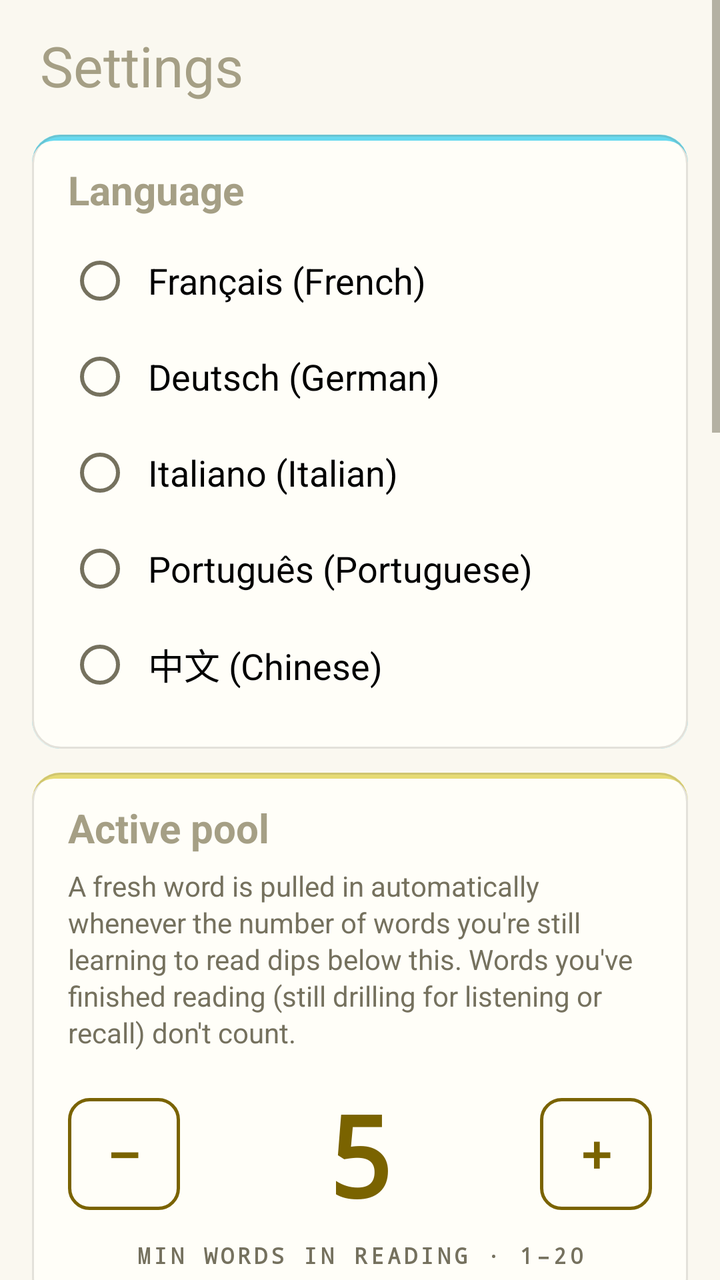
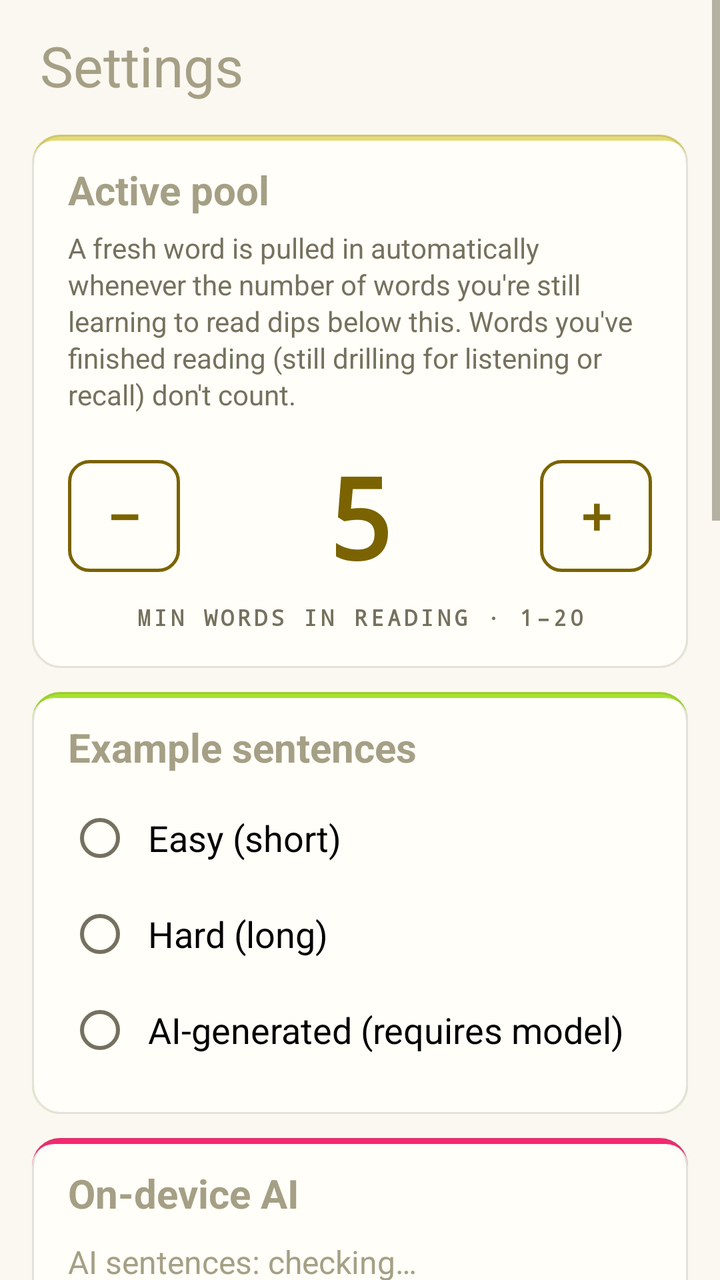

Before-and-after screenshots of an Android layout around one commit, followed by the original layout XML and the change that was made.
<!-- AndroidManifest.xml: application theme Theme.MyApplication -->
<!-- res/layout/activity_settings.xml -->
<?xml version="1.0" encoding="utf-8"?>
<ScrollView xmlns:android="http://schemas.android.com/apk/res/android"
    android:layout_width="match_parent"
    android:layout_height="match_parent"
    android:fillViewport="true">

<LinearLayout
    android:id="@+id/contentRoot"
    android:layout_width="match_parent"
    android:layout_height="wrap_content"
    android:orientation="vertical"
    android:paddingHorizontal="16dp"
    android:paddingTop="14dp"
    android:paddingBottom="24dp">

    <TextView
        android:layout_width="wrap_content"
        android:layout_height="wrap_content"
        android:accessibilityHeading="true"
        android:text="Settings"
        android:textSize="28sp"
        android:layout_marginStart="4dp"
        android:layout_marginBottom="16dp" />

    
    <LinearLayout
        android:layout_width="match_parent"
        android:layout_height="wrap_content"
        android:background="@drawable/bg_card_cyan"
        android:orientation="vertical"
        android:paddingHorizontal="18dp"
        android:paddingTop="14dp"
        android:paddingBottom="18dp">

        <TextView
            android:layout_width="wrap_content"
            android:layout_height="wrap_content"
            android:accessibilityHeading="true"
            android:labelFor="@+id/languageRadioGroup"
            android:text="Language"
            android:textSize="20sp"
            android:textStyle="bold"
            android:layout_marginBottom="8dp" />

        <RadioGroup
            android:id="@+id/languageRadioGroup"
            android:layout_width="match_parent"
            android:layout_height="wrap_content">

            <RadioButton
                android:id="@+id/radioFrench"
                android:layout_width="wrap_content"
                android:layout_height="wrap_content"
                android:text="Français (French)"
                android:textSize="18sp"
                android:padding="8dp" />

            <RadioButton
                android:id="@+id/radioGerman"
                android:layout_width="wrap_content"
                android:layout_height="wrap_content"
                android:text="Deutsch (German)"
                android:textSize="18sp"
                android:padding="8dp" />

            <RadioButton
                android:id="@+id/radioItalian"
                android:layout_width="wrap_content"
                android:layout_height="wrap_content"
                android:text="Italiano (Italian)"
                android:textSize="18sp"
                android:padding="8dp" />

            <RadioButton
                android:id="@+id/radioPortuguese"
                android:layout_width="wrap_content"
                android:layout_height="wrap_content"
                android:text="Português (Portuguese)"
                android:textSize="18sp"
                android:padding="8dp" />

            <RadioButton
                android:id="@+id/radioChinese"
                android:layout_width="wrap_content"
                android:layout_height="wrap_content"
                android:text="中文 (Chinese)"
                android:textSize="18sp"
                android:padding="8dp" />
        </RadioGroup>
    </LinearLayout>

    
    <LinearLayout
        android:layout_width="match_parent"
        android:layout_height="wrap_content"
        android:layout_marginTop="12dp"
        android:background="@drawable/bg_card_yellow"
        android:orientation="vertical"
        android:paddingHorizontal="18dp"
        android:paddingTop="14dp"
        android:paddingBottom="18dp">

        <TextView
            android:layout_width="wrap_content"
            android:layout_height="wrap_content"
            android:accessibilityHeading="true"
            android:text="Active pool"
            android:textSize="20sp"
            android:textStyle="bold"
            android:layout_marginBottom="6dp" />

        <TextView
            android:layout_width="match_parent"
            android:layout_height="wrap_content"
            android:text="A fresh word is pulled in automatically whenever the number of words you're still learning to read dips below this. Words you've finished reading (still drilling for listening or recall) don't count."
            android:textSize="14sp"
            android:textColor="?android:attr/textColorSecondary"
            android:lineSpacingExtra="2sp" />

        
        <LinearLayout
            android:layout_width="match_parent"
            android:layout_height="wrap_content"
            android:layout_marginTop="14dp"
            android:gravity="center_vertical"
            android:orientation="horizontal">

            <TextView
                android:id="@+id/autoAddDecreaseButton"
                android:layout_width="56dp"
                android:layout_height="56dp"
                android:background="@drawable/bg_stepper_button_yellow"
                android:clickable="true"
                android:contentDescription="Decrease minimum active words"
                android:focusable="true"
                android:fontFamily="monospace"
                android:gravity="center"
                android:text="−"
                android:textColor="@color/auto_add_color"
                android:textSize="28sp"
                android:textStyle="bold" />

            <TextView
                android:id="@+id/autoAddValueText"
                android:layout_width="0dp"
                android:layout_height="wrap_content"
                android:layout_weight="1"
                android:accessibilityLiveRegion="polite"
                android:fontFamily="monospace"
                android:gravity="center"
                android:text="5"
                android:textColor="@color/auto_add_color"
                android:textSize="56sp"
                android:textStyle="bold" />

            <TextView
                android:id="@+id/autoAddIncreaseButton"
                android:layout_width="56dp"
                android:layout_height="56dp"
                android:background="@drawable/bg_stepper_button_yellow"
                android:clickable="true"
                android:contentDescription="Increase minimum active words"
                android:focusable="true"
                android:fontFamily="monospace"
                android:gravity="center"
                android:text="+"
                android:textColor="@color/auto_add_color"
                android:textSize="28sp"
                android:textStyle="bold" />
        </LinearLayout>

        <TextView
            style="@style/CardEyebrow"
            android:layout_width="match_parent"
            android:layout_marginTop="6dp"
            android:gravity="center"
            android:text="MIN WORDS IN READING · 1–20" />
    </LinearLayout>

    
    <LinearLayout
        android:layout_width="match_parent"
        android:layout_height="wrap_content"
        android:layout_marginTop="12dp"
        android:background="@drawable/bg_card_green"
        android:orientation="vertical"
        android:paddingHorizontal="18dp"
        android:paddingTop="14dp"
        android:paddingBottom="18dp">

        <TextView
            android:layout_width="wrap_content"
            android:layout_height="wrap_content"
            android:accessibilityHeading="true"
            android:labelFor="@+id/sentenceSourceRadioGroup"
            android:text="Example sentences"
            android:textSize="20sp"
            android:textStyle="bold"
            android:layout_marginBottom="8dp" />

        <RadioGroup
            android:id="@+id/sentenceSourceRadioGroup"
            android:layout_width="match_parent"
            android:layout_height="wrap_content">

            <RadioButton
                android:id="@+id/radioSentenceEasy"
                android:layout_width="wrap_content"
                android:layout_height="wrap_content"
                android:text="Easy (short)"
                android:textSize="18sp"
                android:padding="8dp" />

            <RadioButton
                android:id="@+id/radioSentenceHard"
                android:layout_width="wrap_content"
                android:layout_height="wrap_content"
                android:text="Hard (long)"
                android:textSize="18sp"
                android:padding="8dp" />

            <RadioButton
                android:id="@+id/radioSentenceLlm"
                android:layout_width="wrap_content"
                android:layout_height="wrap_content"
                android:text="AI-generated (requires model)"
                android:textSize="18sp"
                android:padding="8dp" />
        </RadioGroup>
    </LinearLayout>

    
    <LinearLayout
        android:layout_width="match_parent"
        android:layout_height="wrap_content"
        android:layout_marginTop="12dp"
        android:background="@drawable/bg_card_pink"
        android:orientation="vertical"
        android:paddingHorizontal="18dp"
        android:paddingTop="14dp"
        android:paddingBottom="18dp">

        <TextView
            android:layout_width="wrap_content"
            android:layout_height="wrap_content"
            android:accessibilityHeading="true"
            android:text="On-device AI"
            android:textSize="20sp"
            android:textStyle="bold"
            android:layout_marginBottom="6dp" />

        <TextView
            android:id="@+id/aiStatusText"
            android:layout_width="match_parent"
            android:layout_height="wrap_content"
            android:text="AI sentences: checking…"
            android:textSize="16sp"
            android:paddingVertical="4dp" />

        <TextView
            android:id="@+id/aiStatusDetail"
            android:layout_width="match_parent"
            android:layout_height="wrap_content"
            android:text=""
            android:textSize="12sp"
            android:textColor="?android:attr/textColorSecondary"
            android:fontFamily="monospace"
            android:visibility="gone" />

        <LinearLayout
            android:layout_width="match_parent"
            android:layout_height="wrap_content"
            android:layout_marginTop="4dp"
            android:orientation="horizontal">

            <Button
                android:id="@+id/aiDownloadButton"
                android:layout_width="wrap_content"
                android:layout_height="wrap_content"
                android:text="Download model"
                android:visibility="gone" />

            <Button
                android:id="@+id/aiCancelButton"
                android:layout_width="wrap_content"
                android:layout_height="wrap_content"
                android:text="Cancel"
                android:layout_marginStart="8dp"
                android:visibility="gone" />

            <Button
                android:id="@+id/aiRetryButton"
                android:layout_width="wrap_content"
                android:layout_height="wrap_content"
                android:text="Retry"
                android:layout_marginStart="8dp"
                android:visibility="gone" />

            <Button
                android:id="@+id/aiDeleteButton"
                android:layout_width="wrap_content"
                android:layout_height="wrap_content"
                android:text="Delete model"
                android:layout_marginStart="8dp"
                android:visibility="gone" />
        </LinearLayout>

        
        <LinearLayout
            android:layout_width="match_parent"
            android:layout_height="wrap_content"
            android:layout_marginTop="14dp"
            android:gravity="center_vertical"
            android:orientation="horizontal">

            <TextView
                android:layout_width="32dp"
                android:layout_height="wrap_content"
                android:gravity="center"
                android:text="💡"
                android:textSize="20sp" />

            <TextView
                android:layout_width="0dp"
                android:layout_height="wrap_content"
                android:layout_marginStart="10dp"
                android:layout_weight="1"
                android:lineSpacingExtra="2sp"
                android:text="The Hint button generates fresh example sentences on-device using a small AI model."
                android:textColor="?android:attr/textColorPrimary"
                android:textSize="14sp" />
        </LinearLayout>

        <LinearLayout
            android:layout_width="match_parent"
            android:layout_height="wrap_content"
            android:layout_marginTop="10dp"
            android:gravity="center_vertical"
            android:orientation="horizontal">

            <TextView
                android:layout_width="32dp"
                android:layout_height="wrap_content"
                android:gravity="center"
                android:text="📦"
                android:textSize="20sp" />

            <TextView
                android:layout_width="0dp"
                android:layout_height="wrap_content"
                android:layout_marginStart="10dp"
                android:layout_weight="1"
                android:lineSpacingExtra="2sp"
                android:text="Downloaded once (~2.6 GB), then runs locally on the device GPU — no network after that."
                android:textColor="?android:attr/textColorPrimary"
                android:textSize="14sp" />
        </LinearLayout>

        <LinearLayout
            android:layout_width="match_parent"
            android:layout_height="wrap_content"
            android:layout_marginTop="10dp"
            android:gravity="center_vertical"
            android:orientation="horizontal">

            <TextView
                android:layout_width="32dp"
                android:layout_height="wrap_content"
                android:gravity="center"
                android:text="📄"
                android:textSize="20sp" />

            <TextView
                android:layout_width="0dp"
                android:layout_height="wrap_content"
                android:layout_marginStart="10dp"
                android:layout_weight="1"
                android:lineSpacingExtra="2sp"
                android:text="Without the model, the built-in CSV sentences are used instead."
                android:textColor="?android:attr/textColorPrimary"
                android:textSize="14sp" />
        </LinearLayout>
    </LinearLayout>

    
    <LinearLayout
        android:layout_width="match_parent"
        android:layout_height="wrap_content"
        android:layout_marginTop="12dp"
        android:background="@drawable/bg_card_orange"
        android:orientation="vertical"
        android:paddingHorizontal="18dp"
        android:paddingTop="14dp"
        android:paddingBottom="18dp">

        <TextView
            android:layout_width="wrap_content"
            android:layout_height="wrap_content"
            android:accessibilityHeading="true"
            android:text="Streak"
            android:textSize="20sp"
            android:textStyle="bold"
            android:layout_marginBottom="6dp" />

        <TextView
            android:id="@+id/streakStatsText"
            android:layout_width="match_parent"
            android:layout_height="wrap_content"
            android:text=""
            android:textSize="16sp"
            android:paddingVertical="4dp" />

        <androidx.appcompat.widget.SwitchCompat
            android:id="@+id/streakReminderSwitch"
            android:layout_width="match_parent"
            android:layout_height="wrap_content"
            android:layout_marginTop="4dp"
            android:text="Daily reminder if streak is at risk"
            android:textSize="16sp"
            android:paddingVertical="4dp" />

        <LinearLayout
            android:layout_width="match_parent"
            android:layout_height="wrap_content"
            android:layout_marginTop="4dp"
            android:orientation="horizontal"
            android:gravity="center_vertical">

            <TextView
                android:layout_width="0dp"
                android:layout_height="wrap_content"
                android:layout_weight="1"
                android:text="Reminder time"
                android:textSize="16sp" />

            <Button
                android:id="@+id/streakReminderTimeButton"
                android:layout_width="wrap_content"
                android:layout_height="wrap_content"
                android:text="21:00" />
        </LinearLayout>

        <TextView
            android:layout_width="match_parent"
            android:layout_height="wrap_content"
            android:layout_marginTop="6dp"
            android:text="A notification fires at this time only when you have a streak going and haven't practiced yet today."
            android:textSize="13sp"
            android:textColor="?android:attr/textColorSecondary" />
    </LinearLayout>

    
    <LinearLayout
        android:layout_width="match_parent"
        android:layout_height="wrap_content"
        android:layout_marginTop="12dp"
        android:background="@drawable/bg_card_plain"
        android:orientation="vertical"
        android:paddingHorizontal="18dp"
        android:paddingTop="14dp"
        android:paddingBottom="18dp">

        <TextView
            android:layout_width="wrap_content"
            android:layout_height="wrap_content"
            android:accessibilityHeading="true"
            android:text="Backup &amp; restore"
            android:textSize="20sp"
            android:textStyle="bold"
            android:layout_marginBottom="6dp" />

        <TextView
            android:layout_width="match_parent"
            android:layout_height="wrap_content"
            android:text="Save all your progress — per-word stats, streak, daily counts and settings — to a file, then load it back on a new install. The downloadable AI model isn't included."
            android:textSize="14sp"
            android:textColor="?android:attr/textColorSecondary"
            android:lineSpacingExtra="2sp" />

        <LinearLayout
            android:layout_width="match_parent"
            android:layout_height="wrap_content"
            android:layout_marginTop="12dp"
            android:orientation="horizontal">

            <Button
                android:id="@+id/exportProgressButton"
                android:layout_width="0dp"
                android:layout_height="wrap_content"
                android:layout_weight="1"
                android:text="Export" />

            <Button
                android:id="@+id/importProgressButton"
                android:layout_width="0dp"
                android:layout_height="wrap_content"
                android:layout_weight="1"
                android:layout_marginStart="8dp"
                android:text="Import" />
        </LinearLayout>
    </LinearLayout>

    
    <LinearLayout
        android:layout_width="match_parent"
        android:layout_height="wrap_content"
        android:layout_marginTop="12dp"
        android:background="@drawable/bg_card_purple"
        android:orientation="vertical"
        android:paddingHorizontal="18dp"
        android:paddingTop="14dp"
        android:paddingBottom="18dp">

        <TextView
            android:layout_width="wrap_content"
            android:layout_height="wrap_content"
            android:accessibilityHeading="true"
            android:text="Reset progress"
            android:textSize="20sp"
            android:textStyle="bold"
            android:layout_marginBottom="6dp" />

        <TextView
            android:layout_width="match_parent"
            android:layout_height="wrap_content"
            android:labelFor="@+id/resetLanguageSpinner"
            android:text="Language to reset"
            android:textSize="14sp"
            android:textColor="?android:attr/textColorSecondary" />

        <Spinner
            android:id="@+id/resetLanguageSpinner"
            android:layout_width="match_parent"
            android:layout_height="wrap_content"
            android:layout_marginTop="4dp"
            android:layout_marginBottom="10dp" />

        <Button
            android:id="@+id/resetProgressButton"
            android:layout_width="wrap_content"
            android:layout_height="wrap_content"
            android:text="Reset progress"
            android:textColor="@color/on_danger"
            android:backgroundTint="@color/danger" />

        <TextView
            android:layout_width="match_parent"
            android:layout_height="wrap_content"
            android:layout_marginTop="8dp"
            android:text="Permanently deletes all learned/hard flags and quiz stats for the chosen language. This cannot be undone."
            android:textSize="13sp"
            android:textColor="?android:attr/textColorSecondary" />
    </LinearLayout>
</LinearLayout>
</ScrollView>
<!-- resources referenced by this layout -->
<resources>
  <color name="auto_add_color">#7A6300</color>
  <color name="danger">#C62828</color>
  <color name="on_danger">#FFFFFFFF</color>
  <!-- drawable bg_card_cyan (drawable) -->
  <?xml version="1.0" encoding="utf-8"?>
  <layer-list xmlns:android="http://schemas.android.com/apk/res/android">
      
      <item>
          <shape android:shape="rectangle">
              <corners android:radius="14dp" />
              <solid android:color="@color/monokai_cyan" />
          </shape>
      </item>
      
      <item android:top="3dp">
          <shape android:shape="rectangle">
              <corners
                  android:topLeftRadius="11dp"
                  android:topRightRadius="11dp"
                  android:bottomLeftRadius="14dp"
                  android:bottomRightRadius="14dp" />
              <solid android:color="@color/card_surface" />
          </shape>
      </item>
      
      <item>
          <shape android:shape="rectangle">
              <corners android:radius="14dp" />
              <stroke android:width="1dp" android:color="@color/card_edge" />
          </shape>
      </item>
  </layer-list>
  <!-- drawable bg_card_plain (drawable) -->
  <?xml version="1.0" encoding="utf-8"?>
  <shape xmlns:android="http://schemas.android.com/apk/res/android"
      android:shape="rectangle">
      <corners android:radius="14dp" />
      <solid android:color="@color/card_surface" />
      <stroke android:width="1dp" android:color="@color/card_edge" />
  </shape>
  <!-- drawable bg_stepper_button_yellow (drawable) -->
  <?xml version="1.0" encoding="utf-8"?>
  <selector xmlns:android="http://schemas.android.com/apk/res/android">
      <item android:state_pressed="true">
          <shape android:shape="rectangle">
              <corners android:radius="10dp" />
              <solid android:color="#33E6DB74" />
              <stroke android:width="1.5dp" android:color="@color/auto_add_color" />
          </shape>
      </item>
      <item>
          <shape android:shape="rectangle">
              <corners android:radius="10dp" />
              <solid android:color="@android:color/transparent" />
              <stroke android:width="1.5dp" android:color="@color/auto_add_color" />
          </shape>
      </item>
  </selector>
  <style name="CardEyebrow">
          <item name="android:layout_width">wrap_content</item>
          <item name="android:layout_height">wrap_content</item>
          <item name="android:fontFamily">monospace</item>
          <item name="android:textSize">11sp</item>
          <item name="android:letterSpacing">0.15</item>
          <item name="android:textStyle">bold</item>
          <item name="android:textColor">@color/card_eyebrow</item>
      </style>
  <color name="monokai_cyan">#66D9EF</color>
  <color name="card_surface">#FFFEF8</color>
  <color name="card_edge">#33756F5E</color>
  <color name="monokai_green">#A6E22E</color>
  <color name="monokai_orange">#FD971F</color>
  <color name="monokai_pink">#F92672</color>
  <color name="monokai_purple">#AE81FF</color>
  <color name="monokai_yellow">#E6DB74</color>
  <color name="card_eyebrow">#75715E</color>
  <color name="monokai_pink_dark">#C71B5C</color>
  <color name="white">#FFFFFFFF</color>
  <color name="monokai_cyan_dark">#3FB8D1</color>
  <color name="monokai_bg">#272822</color>
  <color name="cream_surface">#FAF8F0</color>
  <color name="black">#FF000000</color>
  <color name="monokai_comment">#75715E</color>
  <color name="monokai_comment_light">#A59F85</color>
  <style name="Widget.MyApplication.ActionBar" parent="Widget.AppCompat.ActionBar.Solid">
          <item name="background">@color/monokai_bg</item>
          <item name="elevation">2dp</item>
      </style>
  <!-- unchanged entries left out for length: 6 -->
</resources>

<!-- the commit's change to res/layout/activity_settings.xml (unified diff, before → after) -->
@@ -26,74 +26,6 @@
     <LinearLayout
         android:layout_width="match_parent"
         android:layout_height="wrap_content"
-        android:background="@drawable/bg_card_cyan"
-        android:orientation="vertical"
-        android:paddingHorizontal="18dp"
-        android:paddingTop="14dp"
-        android:paddingBottom="18dp">
-
-        <TextView
-            android:layout_width="wrap_content"
-            android:layout_height="wrap_content"
-            android:accessibilityHeading="true"
-            android:labelFor="@+id/languageRadioGroup"
-            android:text="Language"
-            android:textSize="20sp"
-            android:textStyle="bold"
-            android:layout_marginBottom="8dp" />
-
-        <RadioGroup
-            android:id="@+id/languageRadioGroup"
-            android:layout_width="match_parent"
-            android:layout_height="wrap_content">
-
-            <RadioButton
-                android:id="@+id/radioFrench"
-                android:layout_width="wrap_content"
-                android:layout_height="wrap_content"
-                android:text="Français (French)"
-                android:textSize="18sp"
-                android:padding="8dp" />
-
-            <RadioButton
-                android:id="@+id/radioGerman"
-                android:layout_width="wrap_content"
-                android:layout_height="wrap_content"
-                android:text="Deutsch (German)"
-                android:textSize="18sp"
-                android:padding="8dp" />
-
-            <RadioButton
-                android:id="@+id/radioItalian"
-                android:layout_width="wrap_content"
-                android:layout_height="wrap_content"
-                android:text="Italiano (Italian)"
-                android:textSize="18sp"
-                android:padding="8dp" />
-
-            <RadioButton
-                android:id="@+id/radioPortuguese"
-                android:layout_width="wrap_content"
-                android:layout_height="wrap_content"
-                android:text="Português (Portuguese)"
-                android:textSize="18sp"
-                android:padding="8dp" />
-
-            <RadioButton
-                android:id="@+id/radioChinese"
-                android:layout_width="wrap_content"
-                android:layout_height="wrap_content"
-                android:text="中文 (Chinese)"
-                android:textSize="18sp"
-                android:padding="8dp" />
-        </RadioGroup>
-    </LinearLayout>
-
-    
-    <LinearLayout
-        android:layout_width="match_parent"
-        android:layout_height="wrap_content"
-        android:layout_marginTop="12dp"
         android:background="@drawable/bg_card_yellow"
         android:orientation="vertical"
         android:paddingHorizontal="18dp"
<!-- resource entries referenced after the edit -->
@@ -3,35 +3,6 @@
   <color name="auto_add_color">#7A6300</color>
   <color name="danger">#C62828</color>
   <color name="on_danger">#FFFFFFFF</color>
-  <!-- drawable bg_card_cyan (drawable) -->
-  <?xml version="1.0" encoding="utf-8"?>
-  <layer-list xmlns:android="http://schemas.android.com/apk/res/android">
-      
-      <item>
-          <shape android:shape="rectangle">
-              <corners android:radius="14dp" />
-              <solid android:color="@color/monokai_cyan" />
-          </shape>
-      </item>
-      
-      <item android:top="3dp">
-          <shape android:shape="rectangle">
-              <corners
-                  android:topLeftRadius="11dp"
-                  android:topRightRadius="11dp"
-                  android:bottomLeftRadius="14dp"
-                  android:bottomRightRadius="14dp" />
-              <solid android:color="@color/card_surface" />
-          </shape>
-      </item>
-      
-      <item>
-          <shape android:shape="rectangle">
-              <corners android:radius="14dp" />
-              <stroke android:width="1dp" android:color="@color/card_edge" />
-          </shape>
-      </item>
-  </layer-list>
   <!-- drawable bg_card_plain (drawable) -->
   <?xml version="1.0" encoding="utf-8"?>
   <shape xmlns:android="http://schemas.android.com/apk/res/android"
